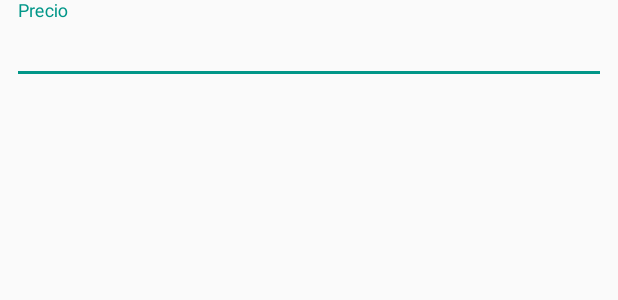
After one commit to leonardlib/CandyStore, an Android app: the layout activity_price_range.xml on its own in the app's theme, with its tools: preview values and no code run, on a phone screen of 412 x 824 dp. The commit adds this screen. Shown: the top 300 px of the screen. Run offline under Robolectric (Android 15) with nearby library versions, the phone set to English and light mode, and no system bars.

Commit message:
final stage

```diff
--- a/app/src/main/AndroidManifest.xml
+++ b/app/src/main/AndroidManifest.xml
@@ -27,6 +27,8 @@
         </activity>
         <activity android:name=".views.candy.EditCandyActivity">
         </activity>
+        <activity android:name=".views.pricerange.PriceRangeActivity">
+        </activity>
     </application>
 
 </manifest>
--- a/app/src/main/java/com/leonardolirabecerra/candystore/services/Utils.kt
+++ b/app/src/main/java/com/leonardolirabecerra/candystore/services/Utils.kt
@@ -15,6 +15,11 @@ class Utils {
         storageReference = storage!!.reference
     }
 
+    /**
+     * Upload a candy image to cloud storage
+     * @author Leonardo Lira Becerra
+     * @date 26/11/2018
+     */
     fun uploadFile(filePath: Uri, firebasePath: String): Task<Uri> {
         val ref = storageReference!!.child(firebasePath)
         val task = ref.putFile(filePath)
--- /dev/null
+++ b/app/src/main/res/layout/activity_price_range.xml
@@ -0,0 +1,38 @@
+<?xml version="1.0" encoding="utf-8"?>
+<android.support.constraint.ConstraintLayout
+        xmlns:android="http://schemas.android.com/apk/res/android"
+        xmlns:app="http://schemas.android.com/apk/res-auto" xmlns:tools="http://schemas.android.com/tools"
+        android:layout_width="match_parent"
+        android:layout_height="match_parent"
+        tools:context=".views.pricerange.PriceRangeActivity">
+
+    <android.support.design.widget.TextInputLayout
+            android:layout_width="match_parent"
+            android:layout_height="wrap_content"
+            android:layout_marginTop="20dp"
+            android:layout_marginLeft="8dp"
+            android:layout_marginRight="8dp"
+            android:id="@+id/priceEditInputMask">
+
+        <android.support.design.widget.TextInputEditText
+                android:layout_width="match_parent"
+                android:layout_height="wrap_content"
+                android:inputType="numberDecimal"
+                android:ems="10"
+                android:id="@+id/priceEditInput"
+                android:hint="@string/price_label"
+        />
+
+    </android.support.design.widget.TextInputLayout>
+
+    <ListView
+            android:layout_width="0dp"
+            android:layout_height="0dp"
+            app:layout_constraintBottom_toBottomOf="parent"
+            app:layout_constraintEnd_toEndOf="parent"
+            app:layout_constraintStart_toStartOf="parent"
+            android:id="@+id/candiesList"
+            android:layout_marginTop="8dp"
+            app:layout_constraintTop_toBottomOf="@+id/priceEditInputMask"/>
+
+</android.support.constraint.ConstraintLayout>
--- a/app/src/main/res/values/strings.xml
+++ b/app/src/main/res/values/strings.xml
@@ -3,6 +3,8 @@
 
     <string name="login_label">Iniciar sesión</string>
     <string name="logout_label">Cerrar sesión</string>
+    <string name="calc_label">Por precio</string>
+    <string name="admin_label">Administrador</string>
     <string name="candies_label">Dulces</string>
     <string name="name_label">Nombre</string>
     <string name="description_label">Descripción</string>
```
Also changed, not shown: app/src/main/java/com/leonardolirabecerra/candystore/MainActivity.kt (+76 -18 lines), app/src/main/java/com/leonardolirabecerra/candystore/adapters/CandyAdapter.kt (+0 -9 lines), app/src/main/java/com/leonardolirabecerra/candystore/services/CandyService.kt (+30 -1 lines), app/src/main/java/com/leonardolirabecerra/candystore/views/admin/AdminActivity.kt (+22 -3 lines), app/src/main/java/com/leonardolirabecerra/candystore/views/candy/CandyListActivity.kt (+8 -3 lines), app/src/main/java/com/leonardolirabecerra/candystore/views/candy/EditCandyActivity.kt (+31 -2 lines), app/src/main/java/com/leonardolirabecerra/candystore/views/candy/NewCandyActivity.kt (+20 -0 lines), app/src/main/java/com/leonardolirabecerra/candystore/views/pricerange/PriceRangeActivity.kt (added, +83 -0 lines), app/src/main/res/layout/activity_admin.xml (+0 -11 lines), app/src/main/res/layout/activity_main.xml (+8 -9 lines), app/src/main/res/menu/main.xml (added, +13 -0 lines).
